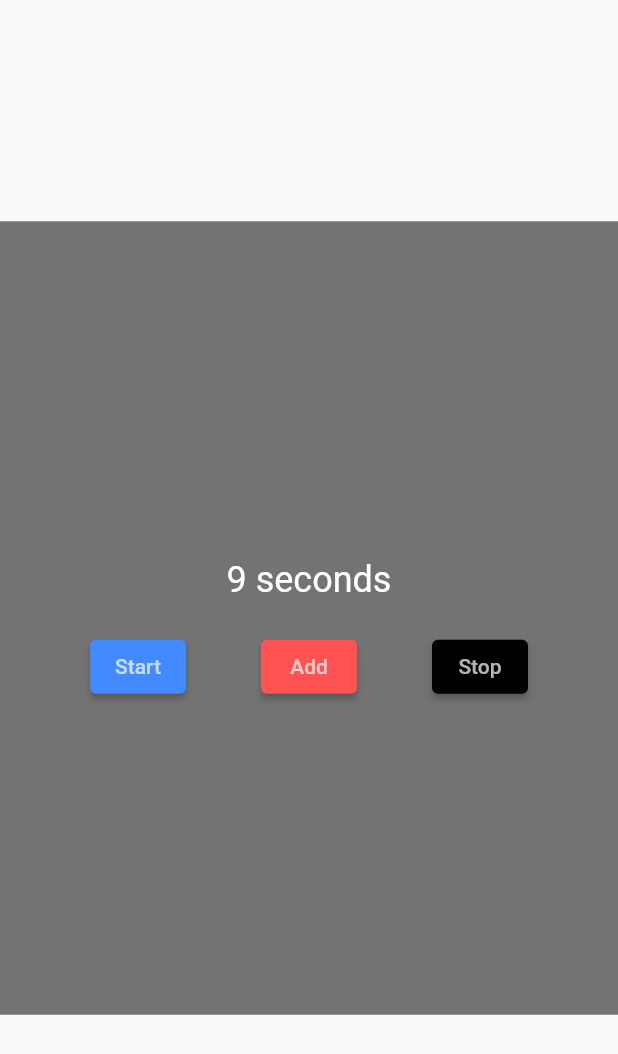
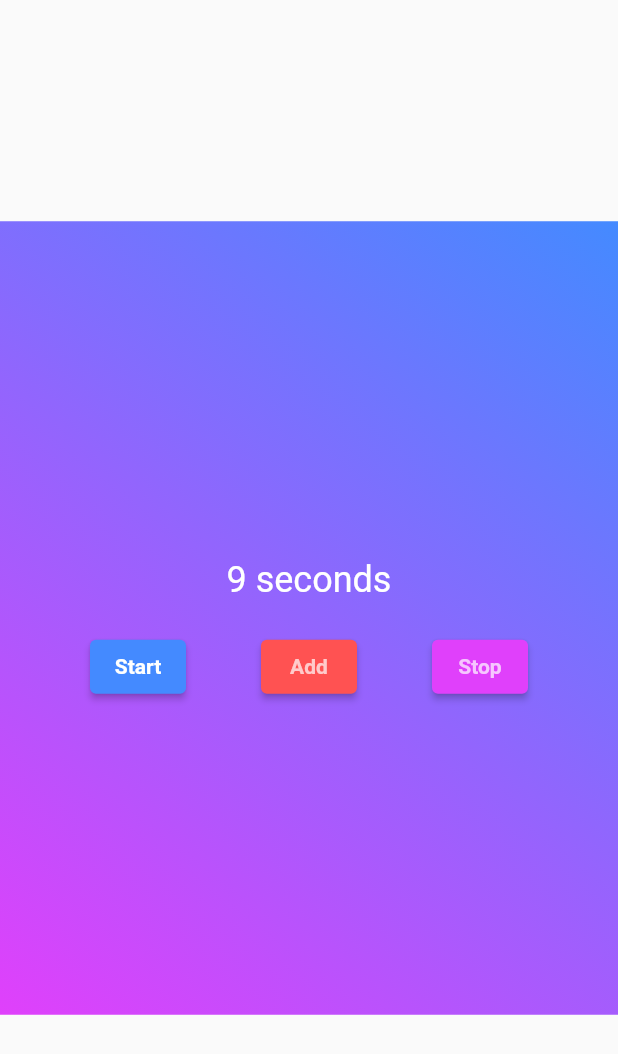
Before and after one commit to ericang75/tugas4, a Flutter app: the CountDown screen opened directly, on a phone screen of 412 x 824 dp. Shown: the top 1054 px of the screen. Run offline on Flutter 3.47's test engine with Material 2 defaults, Android fonts, the phone set to English and light mode, and no system bars; our stand-ins replace fluttertoast, google_fonts.

Commit message:
https://github.com/ericang75/tugas4.git

```diff
--- a/lib/countdown.dart
+++ b/lib/countdown.dart
@@ -85,7 +85,13 @@ class CountDownState extends State<CountDown> {
   Widget buildTimer(BuildContext context) {
 
     return Container(
-      color: Colors.black54,
+      decoration: BoxDecoration(
+        gradient: LinearGradient(
+          colors: [Colors.purpleAccent, Colors.blueAccent],
+          begin: Alignment.bottomLeft,
+          end: Alignment.topRight,
+        ),
+      ),
       child: Column(
         mainAxisAlignment: MainAxisAlignment.center,
         children: <Widget>[
@@ -109,11 +115,14 @@ class CountDownState extends State<CountDown> {
       ElevatedButton(
         style: ButtonStyle(
           backgroundColor: MaterialStateProperty.all<Color>(Colors.blueAccent),
-          foregroundColor: MaterialStateProperty.all<Color>(Colors.white70),
+          foregroundColor: MaterialStateProperty.all<Color>(Colors.white),
         ),
           onPressed: () => _startCount(),
           child: Text(
-              'Start'
+              'Start',
+            style: TextStyle(
+              fontWeight: FontWeight.bold
+            ),
         ),
       ),
       SizedBox(width: 50),
@@ -124,19 +133,25 @@ class CountDownState extends State<CountDown> {
         ),
         onPressed: () => _addTimer(),
         child: Text(
-            'Add'
+            'Add',
+          style: TextStyle(
+              fontWeight: FontWeight.bold
+          ),
         ),
       ),
 
       SizedBox(width: 50),
       ElevatedButton(
         style: ButtonStyle(
-          backgroundColor: MaterialStateProperty.all<Color>(Colors.black),
+          backgroundColor: MaterialStateProperty.all<Color>(Colors.purpleAccent),
           foregroundColor: MaterialStateProperty.all<Color>(Colors.white70),
         ),
         onPressed: () => _stopCount(),
         child: Text(
-            'Stop'
+            'Stop',
+          style: TextStyle(
+              fontWeight: FontWeight.bold
+          ),
         ),
       ),
 
```
